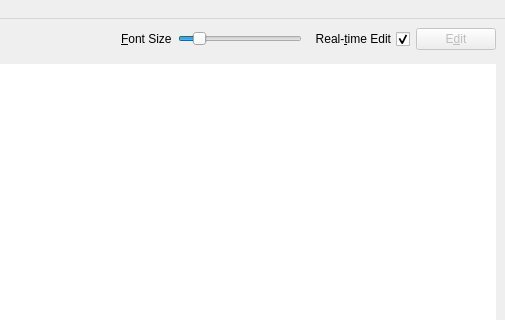
The window that negar_gui/mwin.ui (javadr/negar-gui) describes before a commit, drawn with Qt 5; both pictures show x 554 to 1059 and y 0 to 320 of the 1059 by 790 pixel window.
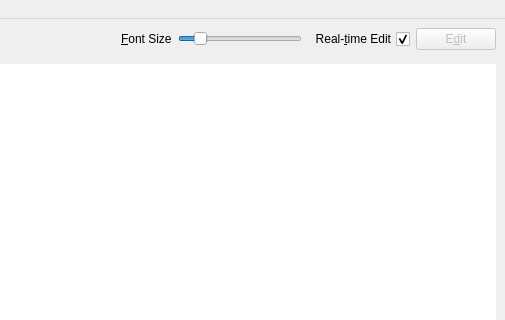
The same window after the commit. Icons and pictures are not drawn.

Patch:
```diff
--- a/negar_gui/mwin.ui
+++ b/negar_gui/mwin.ui
@@ -298,10 +298,10 @@
                 <number>10</number>
                </property>
                <property name="maximum">
-                <number>72</number>
+                <number>84</number>
                </property>
                <property name="value">
-                <number>18</number>
+                <number>20</number>
                </property>
                <property name="orientation">
                 <enum>Qt::Horizontal</enum>
```
